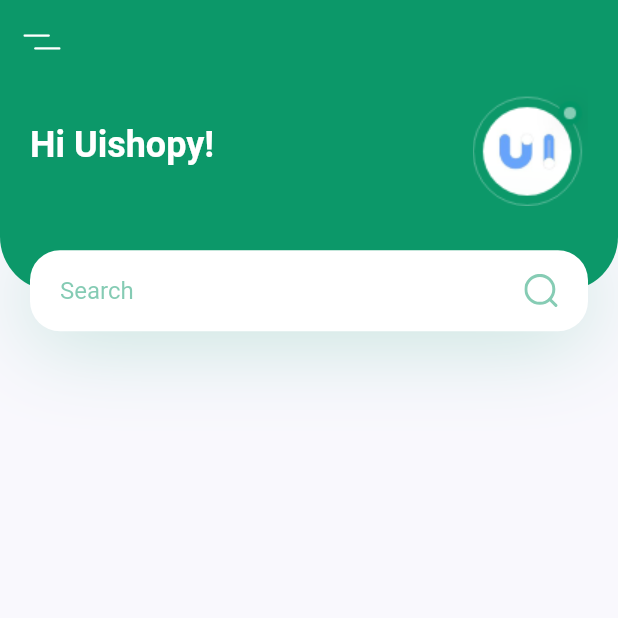
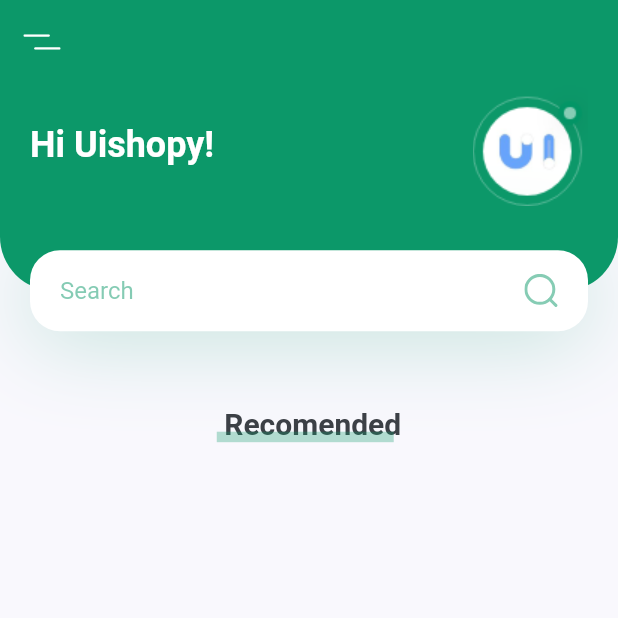
Before and after one commit to ten66/plant_app, a Flutter app: the screen it shows after launch, on a phone screen of 412 x 824 dp, the top half of it. Run offline on Flutter 3.47's test engine with Material 2 defaults, Android fonts, the phone set to English and light mode, and no system bars; our stand-ins replace flutter_svg.

Commit message:
#1 create title with custom underline widget

```diff
--- a/lib/screens/home/components/body.dart
+++ b/lib/screens/home/components/body.dart
@@ -1,4 +1,5 @@
 import 'package:flutter/material.dart';
+import 'package:plant_app/constants.dart';
 // import 'package:flutter_svg/svg.dart';
 // import 'package:plant_app/constants.dart';
 
@@ -18,8 +19,51 @@ class Body extends StatelessWidget {
       child: Column(
         children: [
           HeaderWithSearchBox(size: size),
+          const TitleWithCustomUnderline(text: "Recomended"),
         ],
       ),
     );
   }
 }
+
+class TitleWithCustomUnderline extends StatelessWidget {
+  const TitleWithCustomUnderline({
+    super.key,
+    required this.text,
+  });
+
+  final String text;
+
+  @override
+  Widget build(BuildContext context) {
+    return Container(
+      height: 24,
+      child: Stack(
+        children: [
+          Padding(
+            padding: const EdgeInsets.only(
+              left: kDefaultPadding / 4,
+            ),
+            child: Text(
+              text,
+              style: const TextStyle(
+                fontSize: 20,
+                fontWeight: FontWeight.bold,
+              ),
+            ),
+          ),
+          Positioned(
+            bottom: 0,
+            left: 0,
+            right: 0,
+            child: Container(
+              margin: const EdgeInsets.only(right: kDefaultPadding / 4),
+              height: 7,
+              color: kPrimaryColor.withOpacity(0.3),
+            ),
+          ),
+        ],
+      ),
+    );
+  }
+}
```
